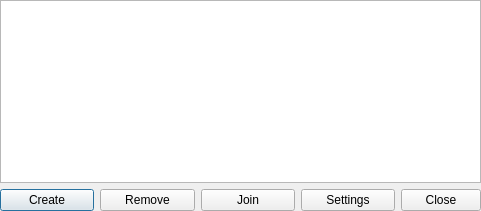
First picture: the form in ui/channel_homes.ui, repository gitter-badger/simplechatclient, before the edit.
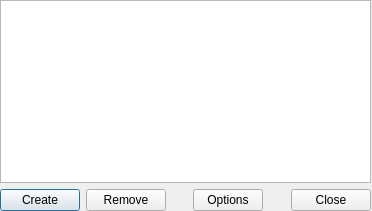
Second picture: the form after the edit. Icons and pictures are not drawn.

Commit message: fixed channel homes layout

What changed in the file:
```diff
--- a/ui/channel_homes.ui
+++ b/ui/channel_homes.ui
@@ -6,19 +6,19 @@
    <rect>
     <x>0</x>
     <y>0</y>
-    <width>481</width>
+    <width>372</width>
     <height>211</height>
    </rect>
   </property>
   <property name="minimumSize">
    <size>
-    <width>481</width>
+    <width>372</width>
     <height>211</height>
    </size>
   </property>
   <property name="maximumSize">
    <size>
-    <width>481</width>
+    <width>372</width>
     <height>211</height>
    </size>
   </property>
@@ -34,7 +34,7 @@
     <rect>
      <x>0</x>
      <y>0</y>
-     <width>481</width>
+     <width>371</width>
      <height>211</height>
     </rect>
    </property>
@@ -72,19 +72,59 @@
        </widget>
       </item>
       <item>
-       <widget class="QPushButton" name="pushButton_join">
-        <property name="text">
-         <string>Join</string>
+       <spacer name="horizontalSpacer">
+        <property name="orientation">
+         <enum>Qt::Horizontal</enum>
         </property>
-       </widget>
+        <property name="sizeHint" stdset="0">
+         <size>
+          <width>40</width>
+          <height>20</height>
+         </size>
+        </property>
+       </spacer>
       </item>
       <item>
-       <widget class="QPushButton" name="pushButton_settings">
+       <widget class="QToolButton" name="toolButton_options">
+        <property name="sizePolicy">
+         <sizepolicy hsizetype="Fixed" vsizetype="Preferred">
+          <horstretch>0</horstretch>
+          <verstretch>0</verstretch>
+         </sizepolicy>
+        </property>
+        <property name="minimumSize">
+         <size>
+          <width>70</width>
+          <height>0</height>
+         </size>
+        </property>
         <property name="text">
-         <string>Settings</string>
+         <string>Options</string>
         </property>
+        <property name="popupMode">
+         <enum>QToolButton::InstantPopup</enum>
+        </property>
+        <property name="toolButtonStyle">
+         <enum>Qt::ToolButtonTextBesideIcon</enum>
+        </property>
+        <property name="arrowType">
+         <enum>Qt::NoArrow</enum>
+        </property>
        </widget>
       </item>
+      <item>
+       <spacer name="horizontalSpacer_2">
+        <property name="orientation">
+         <enum>Qt::Horizontal</enum>
+        </property>
+        <property name="sizeHint" stdset="0">
+         <size>
+          <width>40</width>
+          <height>20</height>
+         </size>
+        </property>
+       </spacer>
+      </item>
       <item>
        <widget class="QDialogButtonBox" name="buttonBox">
         <property name="sizePolicy">
```
The commit also changes 6 other files.
